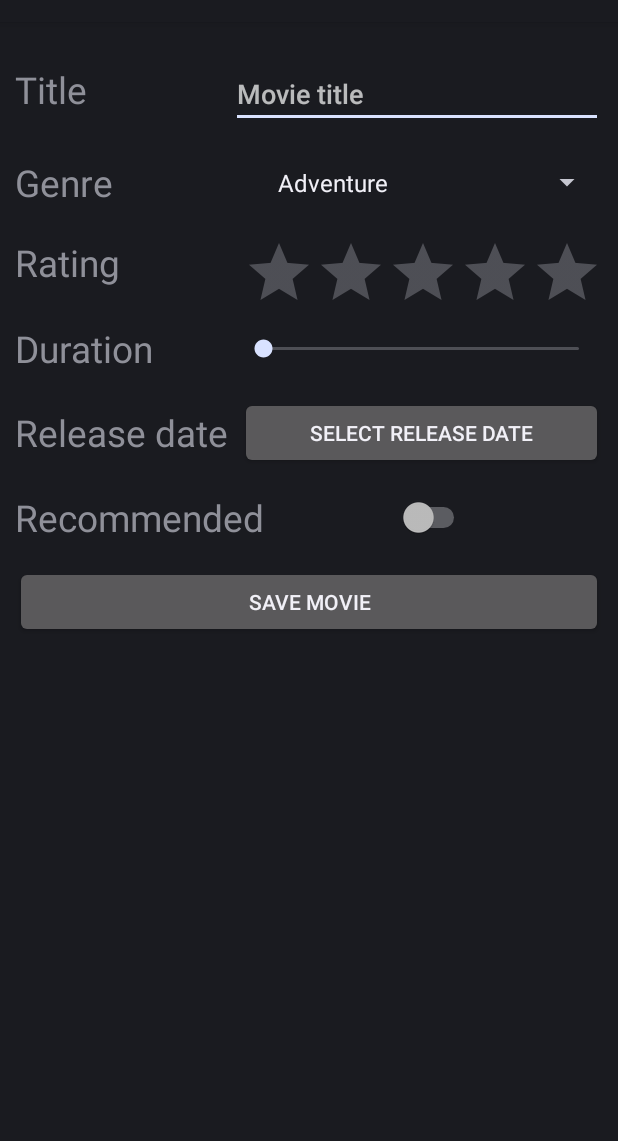
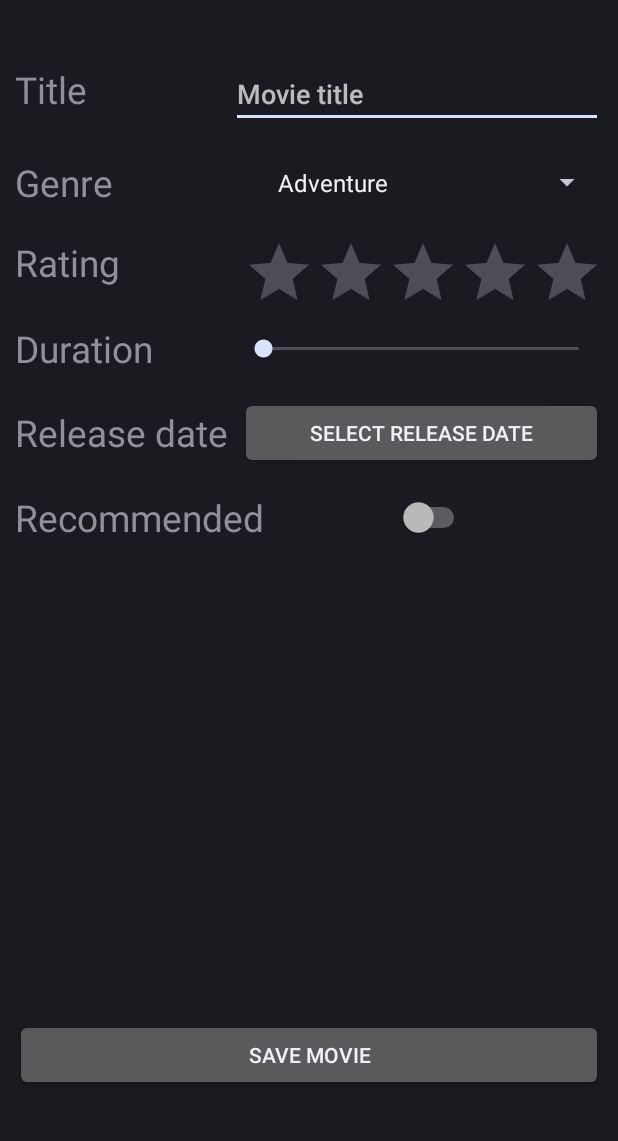
Before and after one commit to andreea-burada/android_2022, an Android app: the layout activity_main.xml on its own in the app's theme, with its tools: preview values and no code run, on a phone screen of 412 x 824 dp, the part 62-1203 px from its top. Run offline under Robolectric (Android 15) with nearby library versions, the phone set to English and light mode, and no system bars.

Commit message:
Updated seminar07

```diff
--- a/seminar07/seminar07/src/main/res/layout/activity_main.xml
+++ b/seminar07/seminar07/src/main/res/layout/activity_main.xml
@@ -144,6 +144,11 @@
             tools:ignore="UseSwitchCompatOrMaterialXml" />
     </LinearLayout>
 
+    <View
+        android:id="@+id/view"
+        android:layout_width="match_parent"
+        android:layout_height="302dp" />
+
     <LinearLayout
         android:layout_width="match_parent"
         android:layout_height="wrap_content"
```
Also changed, not shown: seminar07/seminar07/src/main/java/ro/csie/en/g1096s04/MainActivity.java (+8 -8 lines), seminar07/seminar07/src/main/java/ro/csie/en/g1096s04/Test.java (added, +30 -0 lines).
